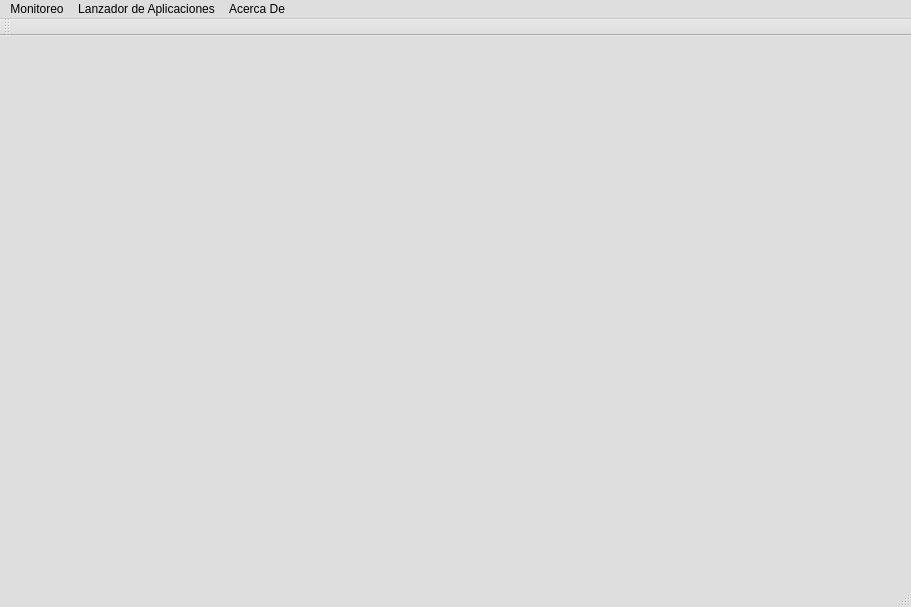
This is mainwindow.ui in Estefanycss/MonitorDelSistema as Qt 5 draws it before an edit. The edited form follows.
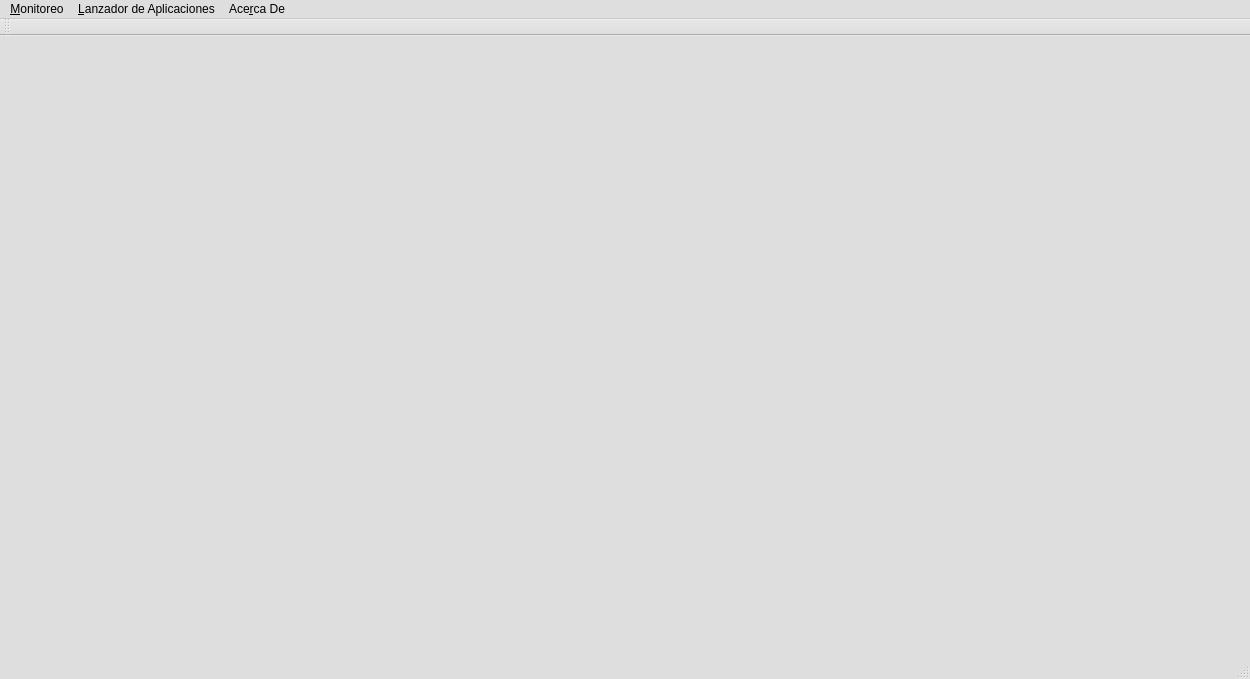
This is the edited form.

```diff
--- a/mainwindow.ui
+++ b/mainwindow.ui
@@ -6,8 +6,8 @@
    <rect>
     <x>0</x>
     <y>0</y>
-    <width>911</width>
-    <height>607</height>
+    <width>1250</width>
+    <height>679</height>
    </rect>
   </property>
   <property name="palette">
@@ -110,8 +110,8 @@
      <rect>
       <x>0</x>
       <y>0</y>
-      <width>911</width>
-      <height>541</height>
+      <width>1241</width>
+      <height>621</height>
      </rect>
     </property>
    </widget>
@@ -130,23 +130,23 @@
     <rect>
      <x>0</x>
      <y>0</y>
-     <width>911</width>
-     <height>29</height>
+     <width>1250</width>
+     <height>30</height>
     </rect>
    </property>
    <widget class="QMenu" name="menuAcerca_De">
     <property name="title">
-     <string>Acerca De</string>
+     <string>Ace&amp;rca De</string>
     </property>
    </widget>
    <widget class="QMenu" name="menuLanzador_de_Aplicaciones">
     <property name="title">
-     <string>Lanzador de Aplicaciones</string>
+     <string>&amp;Lanzador de Aplicaciones</string>
     </property>
    </widget>
    <widget class="QMenu" name="menuMonitoreo">
     <property name="title">
-     <string>Monitoreo</string>
+     <string>&amp;Monitoreo</string>
     </property>
    </widget>
    <addaction name="menuMonitoreo"/>
```
